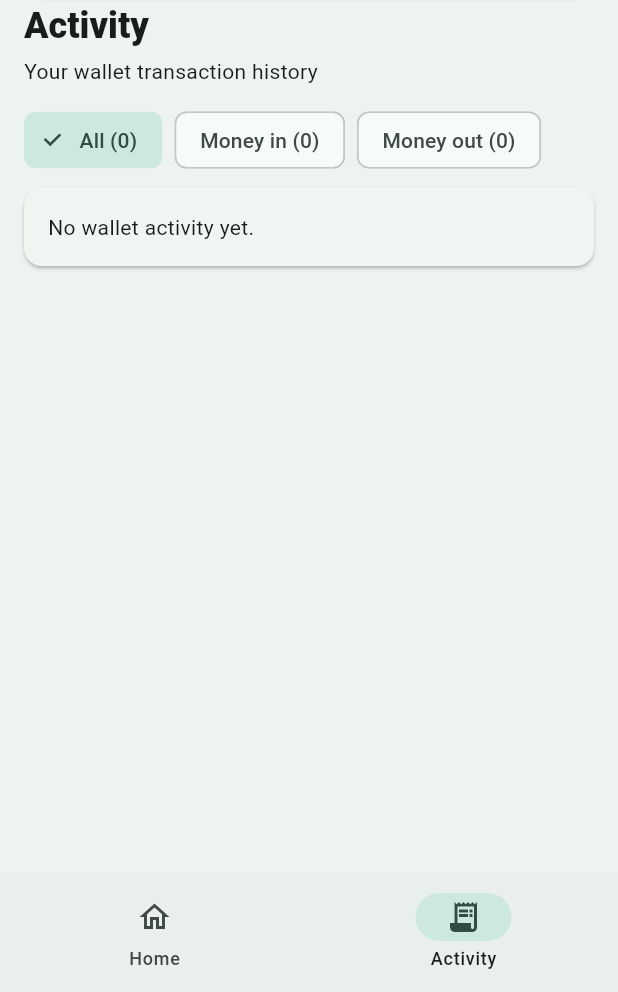
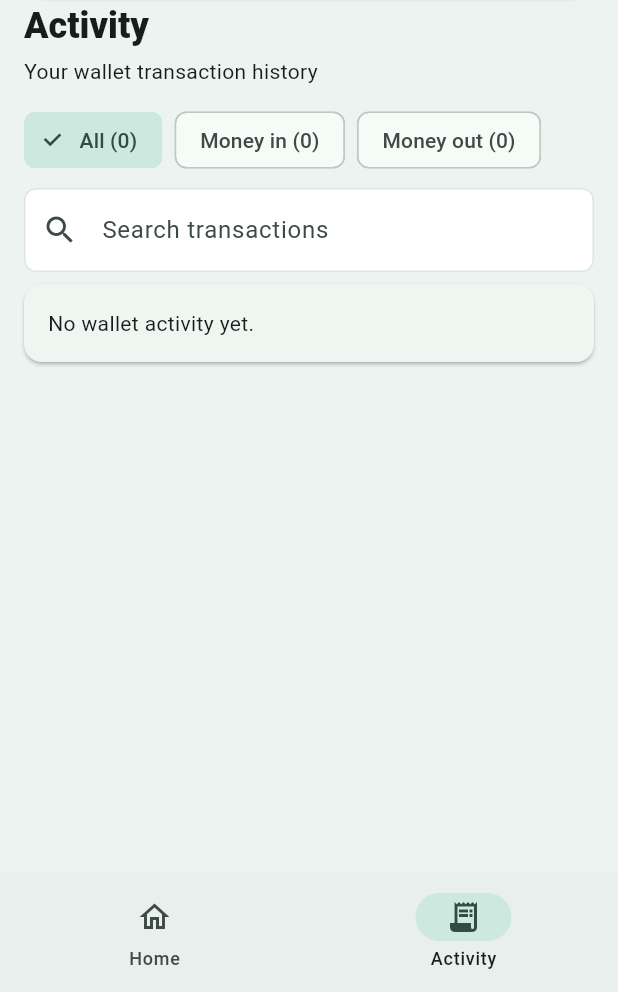
Before and after one commit to praveen-jr-tech/ideal-octo-happiness, a Flutter app: the StudentHomeScreen screen opened directly, item 2 of the bottom bar chosen, on a phone screen of 412 x 824 dp, the part 244-1236 px from its top. Run offline on Flutter 3.47's test engine with Material 3 defaults, Android fonts, the phone set to English and light mode, and no system bars; our stand-ins replace qr_flutter, shared_preferences; accounts and stored records are empty; network calls fail.

Commit message:
Add transaction search to wallet activity
Co-authored-by: Copilot <223556219+Copilot@users.noreply.github.com>

```diff
--- a/student_app/lib/main.dart
+++ b/student_app/lib/main.dart
@@ -486,6 +486,7 @@ class _StudentHomeScreenState extends State<StudentHomeScreen> {
   Timer? _friendSearchTimer;
   int selectedTab = 0;
   String _activityFilter = 'All';
+  String _activitySearch = '';
   bool friendsBusy = false;
   bool nfcAvailable = false;
   bool nfcHostCardEmulationAvailable = false;
@@ -497,9 +498,19 @@ class _StudentHomeScreenState extends State<StudentHomeScreen> {
 
   List<dynamic> get _filteredLedger => ledger.where((row) {
         final amount = Money.paise(row['amount_paise']);
-        return _activityFilter == 'All' ||
+        final matchesDirection = _activityFilter == 'All' ||
             (_activityFilter == 'Money in' && amount >= 0) ||
             (_activityFilter == 'Money out' && amount < 0);
+        if (!matchesDirection) return false;
+        final query = _activitySearch.trim().toLowerCase();
+        if (query.isEmpty) return true;
+        final searchableText = [
+          ledgerTypeLabel(row['entry_type']),
+          ledgerNote(row),
+          '${row['created_at'] ?? ''}',
+          rupees(amount.abs()),
+        ].join(' ').toLowerCase();
+        return searchableText.contains(query);
       }).toList();
 
   Future<void> showWalletScore() async {
@@ -1264,12 +1275,34 @@ class _StudentHomeScreenState extends State<StudentHomeScreen> {
           ],
         ),
         const SizedBox(height: 8),
+        TextField(
+          decoration: InputDecoration(
+            labelText: 'Search transactions',
+            hintText: 'Search type, note, date, or amount',
+            prefixIcon: const Icon(Icons.search),
+            suffixIcon: _activitySearch.isEmpty
+                ? null
+                : IconButton(
+                    tooltip: 'Clear search',
+                    onPressed: () => setState(() => _activitySearch = ''),
+                    icon: const Icon(Icons.clear),
+                  ),
+          ),
+          onChanged: (value) => setState(() => _activitySearch = value),
+        ),
+        const SizedBox(height: 8),
         Card(
           margin: EdgeInsets.zero,
           child: entries.isEmpty
               ? Padding(
                   padding: const EdgeInsets.all(16),
-                  child: Text(ledger.isEmpty ? 'No wallet activity yet.' : 'No ${_activityFilter.toLowerCase()} transactions yet.'),
+                  child: Text(
+                    ledger.isEmpty
+                        ? 'No wallet activity yet.'
+                        : _activitySearch.trim().isNotEmpty
+                            ? 'No transactions match your search.'
+                            : 'No ${_activityFilter.toLowerCase()} transactions yet.',
+                  ),
                 )
               : Column(
                   children: [
```
